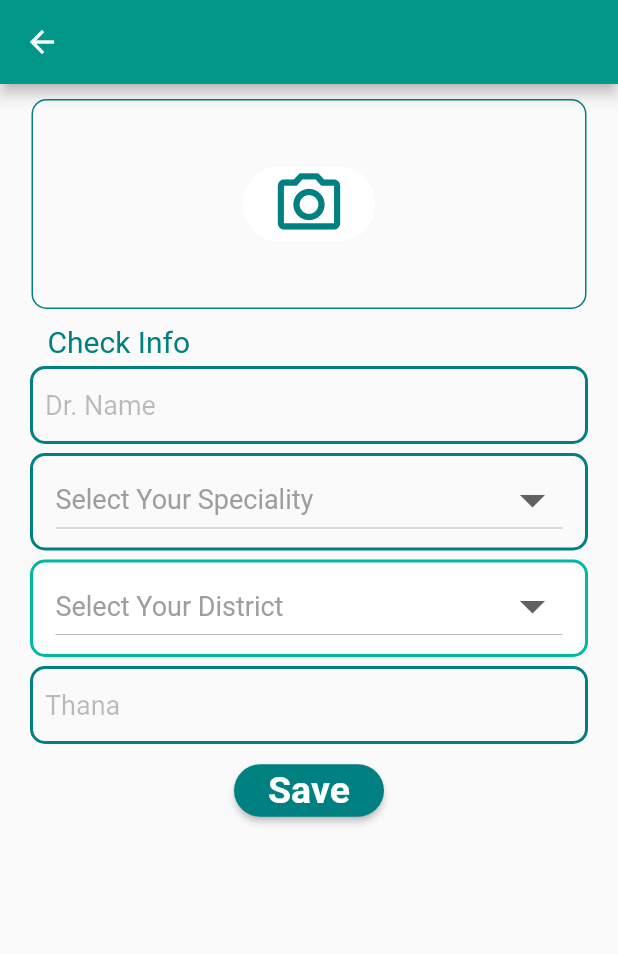
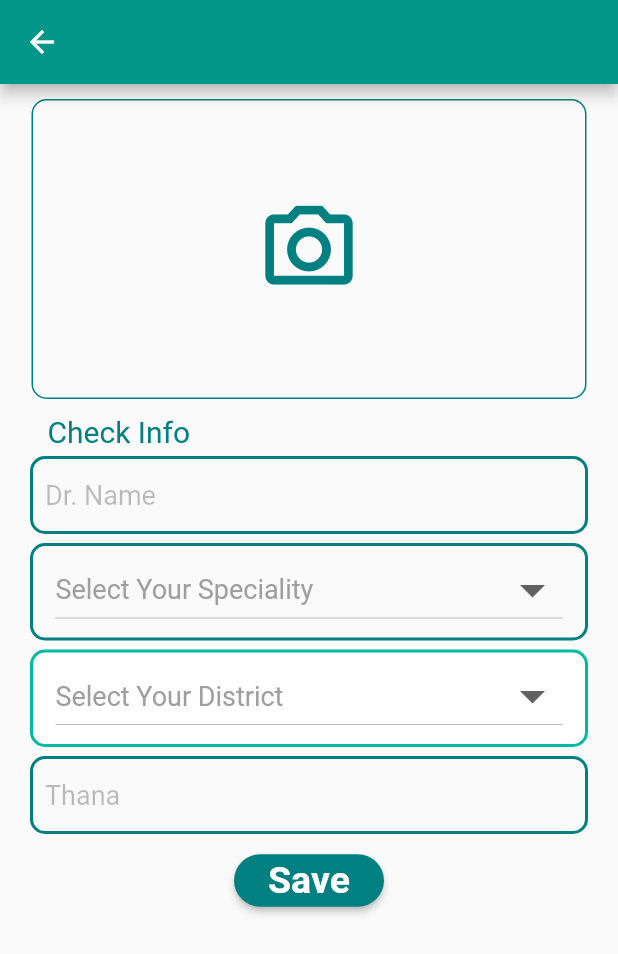
Before and after one commit to Dreamwinners-Technologies/Need-Doctor-s-App, a Flutter app: the AddCardPage screen opened directly, after a tap on "Save", on a phone screen of 412 x 824 dp. Shown: the top 954 px of the screen. Run offline on Flutter 3.47's test engine with Material 2 defaults, Android fonts, the phone set to English and light mode, and no system bars; our stand-ins replace flutter_secure_storage, flutter_svg, flutter_swiper, fluttertoast, image_picker, simple_animations; accounts and stored records are empty; network calls fail.

Commit message:
Some stuffs

```diff
--- a/lib/networking/CardNetwork.dart
+++ b/lib/networking/CardNetwork.dart
@@ -16,7 +16,7 @@ const SERVER_IP = 'https://need-doctors-backend.herokuapp.com';
 // const SERVER_IP = 'http://192.168.31.5:8100';
 final storage = FlutterSecureStorage();
 
-Future<String> uploadFile({String cardId, File image}) async {
+Future<int> uploadFile({String cardId, File image}) async {
   print('Hi');
   print(image.path);
 
@@ -36,7 +36,6 @@ Future<String> uploadFile({String cardId, File image}) async {
           res);
       print(messageResponseModel.message);
       sendToast(messageResponseModel.message);
-      return messageResponseModel;
     }
     else {
       ErrorResponseModel errorResponseModel = errorResponseModelFromJson(res);
@@ -45,6 +44,7 @@ Future<String> uploadFile({String cardId, File image}) async {
       throw new Exception(errorResponseModel.message);
     }
   });
+  return response.statusCode;
 }
 
 Future<MessageIdResponse> addCard({AddCardRequest addCardRequest}) async {
--- a/lib/view/AddCard.dart
+++ b/lib/view/AddCard.dart
@@ -2,6 +2,7 @@ import 'dart:io';
 
 import 'package:flutter/cupertino.dart';
 import 'package:flutter/material.dart';
+import 'package:flutter/services.dart';
 import 'package:image_picker/image_picker.dart';
 import 'package:need_doctors/Animation/FadeAnimation.dart';
 import 'package:need_doctors/items/objectdata.dart';
@@ -50,22 +51,24 @@ class _AddCardPageState extends State<AddCardPage> {
               decoration: BoxDecoration(
                   borderRadius: BorderRadius.all(Radius.circular(10)),
                   border: Border.all(width: 1.0, color: Color(0xff008080))),
-              height: 140,
+              height: 200,
               width: 370,
               child: Column(
                 mainAxisAlignment: MainAxisAlignment.center,
                 children: <Widget>[
                   Row(
-                    mainAxisAlignment: MainAxisAlignment.spaceEvenly,
+                    mainAxisAlignment: MainAxisAlignment.center,
                     children: [
-                      RaisedButton(
-                        child: Icon(Icons.camera_alt_outlined,
-                            size: 50, color: Color(0xff008080)),
+                      FlatButton(
+                        padding: EdgeInsets.all(0.0),
+                        child: NewWidget(image: _image),
+                        // Icon(Icons.camera_alt_outlined,
+                        //     size: 50, color: Color(0xff008080)),
                         // Icon(Icons.camera_alt,
                         //   size: 50, color: Color(0xff008080)),
-                        shape: RoundedRectangleBorder(
-                            borderRadius:
-                                BorderRadius.all(Radius.circular(24.0))),
+                        // shape: RoundedRectangleBorder(
+                        //     borderRadius:
+                        //         BorderRadius.all(Radius.circular(24.0))),
                         onPressed: () async {
                           print('tap photos');
 
@@ -85,11 +88,45 @@ class _AddCardPageState extends State<AddCardPage> {
                             },
                           );
                         },
-                        color: Colors.white,
-                        elevation: 0,
+                        // color: Colors.white,
+                        // elevation: 0,
                       ),
+                      // FlatButton(
+                      //   padding: EdgeInsets.all(0.0),
+                      //   child:
+                      //   // NewWidget(image: _image),
+                      //   // Icon(Icons.camera_alt_outlined,
+                      //   //     size: 50, color: Color(0xff008080)),
+                      //   Icon(Icons.camera_alt,
+                      //     size: 50, color: Color(0xff008080)),
+                      //   // shape: RoundedRectangleBorder(
+                      //   //     borderRadius:
+                      //   //         BorderRadius.all(Radius.circular(24.0))),
+                      //   onPressed: () async {
+                      //     print('tap photos');
+                      //
+                      //     final pickedFile = await picker.getImage(
+                      //         source: ImageSource.gallery,
+                      //         maxHeight: 600,
+                      //         maxWidth: 800);
+                      //
+                      //     setState(
+                      //           () {
+                      //         if (pickedFile != null) {
+                      //           _image = File(pickedFile.path);
+                      //         } else {
+                      //           print('No image selected.');
+                      //         }
+                      //         print(_image.path);
+                      //       },
+                      //     );
+                      //   },
+                      //   // color: Colors.white,
+                      //   // elevation: 0,
+                      // ),
                     ],
                   ),
+                  // Container(child: Image.asset(_image.path)),
                 ],
               )),
           SizedBox(
@@ -179,7 +216,18 @@ class _AddCardPageState extends State<AddCardPage> {
                             await addCard(addCardRequest: addCardRequest);
 
                         if (response != null) {
-                          await uploadFile(cardId: response.id, image: _image);
+                          int statusCode = await uploadFile(
+                              cardId: response.id, image: _image);
+
+                          print(statusCode);
+                          if (statusCode == 201) {
+                            setState(() {
+                              _image = null;
+                              nameController.clear();
+                              thanaController.clear();
+                            });
+                            _image.delete();
+                          }
                         }
                       },
                       color: Color(0xff008080),
@@ -274,6 +322,32 @@ class _AddCardPageState extends State<AddCardPage> {
   }
 }
 
+class NewWidget extends StatelessWidget {
+  const NewWidget({
+    Key key,
+    @required File image,
+  })  : _image = image,
+        super(key: key);
+
+  final File _image;
+
+  @override
+  Widget build(BuildContext context) {
+    if (_image == null) {
+      return Icon(
+        Icons.camera_alt_outlined,
+        size: 70,
+        color: Color(0xff008080),
+      );
+    } else
+      return Image(
+        image: AssetImage(_image.path),
+        fit: BoxFit.cover,
+        height: 180,
+      );
+  }
+}
+
 _buildTextField1(TextEditingController controller, String labelText) {
   return Container(
     decoration: BoxDecoration(
```
